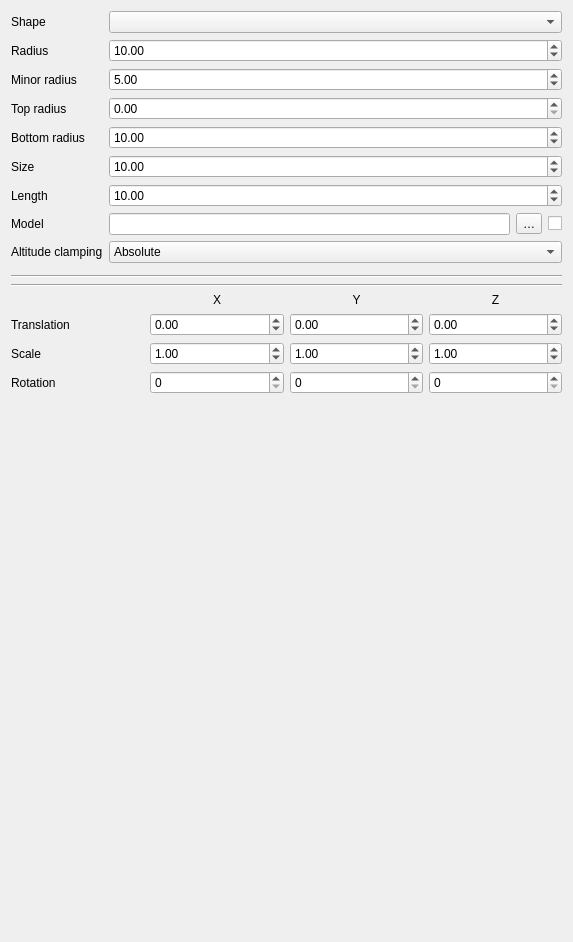
Above: src/ui/3d/point3dsymbolwidget.ui from qgis/QGIS before the change. Below: the same form after it.
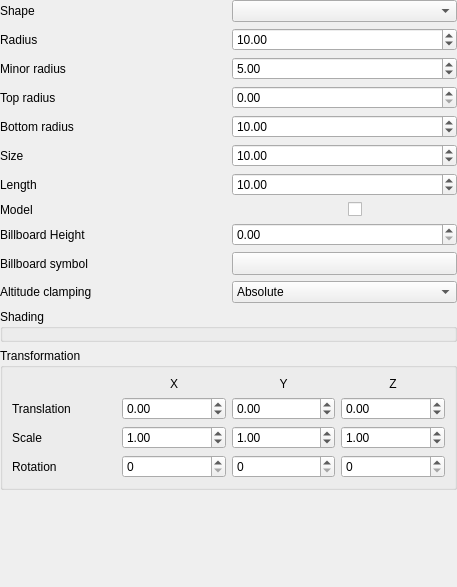
That is the form after the change. Custom widgets are drawn as their Qt base class.

```diff
--- a/src/ui/3d/point3dsymbolwidget.ui
+++ b/src/ui/3d/point3dsymbolwidget.ui
@@ -6,346 +6,396 @@
    <rect>
     <x>0</x>
     <y>0</y>
-    <width>573</width>
-    <height>942</height>
+    <width>457</width>
+    <height>587</height>
    </rect>
   </property>
   <property name="windowTitle">
-   <string>Form</string>
+   <string notr="true">Form</string>
   </property>
   <layout class="QFormLayout" name="formLayout">
-   <item row="0" column="0">
-    <widget class="QLabel" name="label">
-     <property name="text">
-      <string>Shape</string>
+   <property name="margin">
+    <number>0</number>
+   </property>
+   <item row="2" column="0" colspan="2">
+    <widget class="QgsCollapsibleGroupBox" name="transformationWidget">
+     <property name="title">
+      <string>Transformation</string>
      </property>
+     <layout class="QGridLayout" name="gridLayout">
+      <item row="2" column="1">
+       <widget class="QgsDoubleSpinBox" name="spinSX">
+        <property name="minimum">
+         <double>-99999.899999999994179</double>
+        </property>
+        <property name="maximum">
+         <double>99999.899999999994179</double>
+        </property>
+        <property name="value">
+         <double>1.000000000000000</double>
+        </property>
+       </widget>
+      </item>
+      <item row="1" column="3">
+       <widget class="QgsDoubleSpinBox" name="spinTZ">
+        <property name="minimum">
+         <double>-99999.899999999994179</double>
+        </property>
+        <property name="maximum">
+         <double>99999.899999999994179</double>
+        </property>
+       </widget>
+      </item>
+      <item row="1" column="1">
+       <widget class="QgsDoubleSpinBox" name="spinTX">
+        <property name="minimum">
+         <double>-99999.899999999994179</double>
+        </property>
+        <property name="maximum">
+         <double>99999.899999999994179</double>
+        </property>
+       </widget>
+      </item>
+      <item row="0" column="1">
+       <widget class="QLabel" name="label_5">
+        <property name="text">
+         <string>X</string>
+        </property>
+        <property name="alignment">
+         <set>Qt::AlignCenter</set>
+        </property>
+       </widget>
+      </item>
+      <item row="1" column="2">
+       <widget class="QgsDoubleSpinBox" name="spinTY">
+        <property name="minimum">
+         <double>-99999.899999999994179</double>
+        </property>
+        <property name="maximum">
+         <double>99999.899999999994179</double>
+        </property>
+       </widget>
+      </item>
+      <item row="3" column="1">
+       <widget class="QgsDoubleSpinBox" name="spinRX">
+        <property name="decimals">
+         <number>0</number>
+        </property>
+        <property name="maximum">
+         <double>360.000000000000000</double>
+        </property>
+       </widget>
+      </item>
+      <item row="2" column="2">
+       <widget class="QgsDoubleSpinBox" name="spinSY">
+        <property name="minimum">
+         <double>-99999.899999999994179</double>
+        </property>
+        <property name="maximum">
+         <double>99999.899999999994179</double>
+        </property>
+        <property name="value">
+         <double>1.000000000000000</double>
+        </property>
+       </widget>
+      </item>
+      <item row="3" column="3">
+       <widget class="QgsDoubleSpinBox" name="spinRZ">
+        <property name="decimals">
+         <number>0</number>
+        </property>
+        <property name="maximum">
+         <double>360.000000000000000</double>
+        </property>
+       </widget>
+      </item>
+      <item row="3" column="0">
+       <widget class="QLabel" name="label_4">
+        <property name="text">
+         <string>Rotation</string>
+        </property>
+       </widget>
+      </item>
+      <item row="3" column="2">
+       <widget class="QgsDoubleSpinBox" name="spinRY">
+        <property name="decimals">
+         <number>0</number>
+        </property>
+        <property name="maximum">
+         <double>360.000000000000000</double>
+        </property>
+       </widget>
+      </item>
+      <item row="0" column="2">
+       <widget class="QLabel" name="label_6">
+        <property name="text">
+         <string>Y</string>
+        </property>
+        <property name="alignment">
+         <set>Qt::AlignCenter</set>
+        </property>
+       </widget>
+      </item>
+      <item row="2" column="3">
+       <widget class="QgsDoubleSpinBox" name="spinSZ">
+        <property name="minimum">
+         <double>-99999.899999999994179</double>
+        </property>
+        <property name="maximum">
+         <double>99999.899999999994179</double>
+        </property>
+        <property name="value">
+         <double>1.000000000000000</double>
+        </property>
+       </widget>
+      </item>
+      <item row="1" column="0">
+       <widget class="QLabel" name="label_2">
+        <property name="text">
+         <string>Translation</string>
+        </property>
+       </widget>
+      </item>
+      <item row="2" column="0">
+       <widget class="QLabel" name="label_3">
+        <property name="text">
+         <string>Scale</string>
+        </property>
+       </widget>
+      </item>
+      <item row="0" column="3">
+       <widget class="QLabel" name="label_7">
+        <property name="text">
+         <string>Z</string>
+        </property>
+        <property name="alignment">
+         <set>Qt::AlignCenter</set>
+        </property>
+       </widget>
+      </item>
+     </layout>
     </widget>
    </item>
-   <item row="0" column="1">
-    <widget class="QComboBox" name="cboShape"/>
-   </item>
-   <item row="1" column="0">
-    <widget class="QLabel" name="labelRadius">
-     <property name="text">
-      <string>Radius</string>
+   <item row="1" column="0" colspan="2">
+    <widget class="QgsCollapsibleGroupBox" name="materialsGroupBox">
+     <property name="title">
+      <string>Shading</string>
      </property>
-    </widget>
-   </item>
-   <item row="1" column="1">
-    <widget class="QgsDoubleSpinBox" name="spinRadius">
-     <property name="maximum">
-      <double>99999.000000000000000</double>
-     </property>
-     <property name="value">
-      <double>10.000000000000000</double>
-     </property>
-    </widget>
-   </item>
-   <item row="2" column="0">
-    <widget class="QLabel" name="labelMinorRadius">
-     <property name="text">
-      <string>Minor radius</string>
-     </property>
-    </widget>
-   </item>
-   <item row="2" column="1">
-    <widget class="QgsDoubleSpinBox" name="spinMinorRadius">
-     <property name="maximum">
-      <double>99999.000000000000000</double>
-     </property>
-     <property name="value">
-      <double>5.000000000000000</double>
-     </property>
-    </widget>
-   </item>
-   <item row="3" column="0">
-    <widget class="QLabel" name="labelTopRadius">
-     <property name="text">
-      <string>Top radius</string>
-     </property>
-    </widget>
-   </item>
-   <item row="3" column="1">
-    <widget class="QgsDoubleSpinBox" name="spinTopRadius">
-     <property name="maximum">
-      <double>99999.000000000000000</double>
-     </property>
-    </widget>
-   </item>
-   <item row="4" column="0">
-    <widget class="QLabel" name="labelBottomRadius">
-     <property name="text">
-      <string>Bottom radius</string>
-     </property>
-    </widget>
-   </item>
-   <item row="4" column="1">
-    <widget class="QgsDoubleSpinBox" name="spinBottomRadius">
-     <property name="maximum">
-      <double>99999.000000000000000</double>
-     </property>
-     <property name="value">
-      <double>10.000000000000000</double>
-     </property>
-    </widget>
-   </item>
-   <item row="5" column="0">
-    <widget class="QLabel" name="labelSize">
-     <property name="text">
-      <string>Size</string>
-     </property>
-    </widget>
-   </item>
-   <item row="5" column="1">
-    <widget class="QgsDoubleSpinBox" name="spinSize">
-     <property name="maximum">
-      <double>99999.000000000000000</double>
-     </property>
-     <property name="value">
-      <double>10.000000000000000</double>
-     </property>
-    </widget>
-   </item>
-   <item row="6" column="0">
-    <widget class="QLabel" name="labelLength">
-     <property name="text">
-      <string>Length</string>
-     </property>
-    </widget>
-   </item>
-   <item row="6" column="1">
-    <widget class="QgsDoubleSpinBox" name="spinLength">
-     <property name="maximum">
-      <double>99999.000000000000000</double>
-     </property>
-     <property name="value">
-      <double>10.000000000000000</double>
-     </property>
-    </widget>
-   </item>
-   <item row="7" column="0">
-    <widget class="QLabel" name="labelModel">
-     <property name="text">
-      <string>Model</string>
-     </property>
-    </widget>
-   </item>
-   <item row="7" column="1">
-    <layout class="QHBoxLayout" name="horizontalLayout">
-     <item>
-      <widget class="QLineEdit" name="lineEditModel"/>
-     </item>
-     <item>
-      <widget class="QToolButton" name="btnModel">
-       <property name="text">
-        <string>…</string>
-       </property>
-      </widget>
-     </item>
-     <item>
-      <widget class="QCheckBox" name="cbOverwriteMaterial">
-       <property name="toolTip">
-        <string>Overwrite model material</string>
-       </property>
-       <property name="text">
-        <string/>
-       </property>
-      </widget>
-     </item>
-    </layout>
-   </item>
-   <item row="8" column="0">
-    <widget class="QLabel" name="labelAltClamping">
-     <property name="text">
-      <string>Altitude clamping</string>
-     </property>
-    </widget>
-   </item>
-   <item row="8" column="1">
-    <widget class="QComboBox" name="cboAltClamping">
-     <item>
-      <property name="text">
-       <string>Absolute</string>
+     <layout class="QGridLayout" name="shadingGroup">
+      <property name="margin">
+       <number>0</number>
       </property>
-     </item>
-     <item>
-      <property name="text">
-       <string>Relative</string>
-      </property>
-     </item>
-     <item>
-      <property name="text">
-       <string>Terrain</string>
-      </property>
-     </item>
+      <item row="0" column="0">
+       <widget class="QgsMaterialWidget" name="widgetMaterial" native="true">
+        <property name="enabled">
+         <bool>true</bool>
+        </property>
+        <property name="minimumSize">
+         <size>
+          <width>10</width>
+          <height>10</height>
+         </size>
+        </property>
+       </widget>
+      </item>
+     </layout>
     </widget>
    </item>
-   <item row="9" column="0" colspan="2">
-    <widget class="QgsPhongMaterialWidget" name="widgetMaterial" native="true"/>
-   </item>
-   <item row="10" column="0" colspan="2">
-    <widget class="Line" name="line">
-     <property name="orientation">
-      <enum>Qt::Horizontal</enum>
+   <item row="0" column="0" colspan="2">
+    <layout class="QGridLayout" name="gridLayout_2">
+     <property name="verticalSpacing">
+      <number>6</number>
      </property>
-    </widget>
-   </item>
-   <item row="11" column="0" colspan="2">
-    <widget class="Line" name="line_2">
-     <property name="orientation">
-      <enum>Qt::Horizontal</enum>
-     </property>
-    </widget>
-   </item>
-   <item row="12" column="0" colspan="2">
-    <layout class="QGridLayout" name="gridLayout">
-     <item row="0" column="1">
-      <widget class="QLabel" name="label_5">
-       <property name="text">
-        <string>X</string>
-       </property>
-       <property name="alignment">
-        <set>Qt::AlignCenter</set>
-       </property>
-      </widget>
-     </item>
-     <item row="0" column="2">
-      <widget class="QLabel" name="label_6">
-       <property name="text">
-        <string>Y</string>
-       </property>
-       <property name="alignment">
-        <set>Qt::AlignCenter</set>
-       </property>
-      </widget>
-     </item>
-     <item row="0" column="3">
-      <widget class="QLabel" name="label_7">
-       <property name="text">
-        <string>Z</string>
-       </property>
-       <property name="alignment">
-        <set>Qt::AlignCenter</set>
-       </property>
-      </widget>
-     </item>
-     <item row="1" column="0">
-      <widget class="QLabel" name="label_2">
-       <property name="text">
-        <string>Translation</string>
-       </property>
-      </widget>
-     </item>
      <item row="1" column="1">
-      <widget class="QgsDoubleSpinBox" name="spinTX">
-       <property name="minimum">
-        <double>-99999.900000000000006</double>
-       </property>
+      <widget class="QgsDoubleSpinBox" name="spinRadius">
        <property name="maximum">
-        <double>99999.900000000000006</double>
+        <double>99999.000000000000000</double>
        </property>
+       <property name="value">
+        <double>10.000000000000000</double>
+       </property>
       </widget>
      </item>
-     <item row="1" column="2">
-      <widget class="QgsDoubleSpinBox" name="spinTY">
-       <property name="minimum">
-        <double>-99999.900000000000006</double>
+     <item row="10" column="1">
+      <widget class="QComboBox" name="cboAltClamping">
+       <item>
+        <property name="text">
+         <string>Absolute</string>
+        </property>
+       </item>
+       <item>
+        <property name="text">
+         <string>Relative</string>
+        </property>
+       </item>
+       <item>
+        <property name="text">
+         <string>Terrain</string>
+        </property>
+       </item>
+      </widget>
+     </item>
+     <item row="7" column="1">
+      <layout class="QHBoxLayout" name="horizontalLayout">
+       <item>
+        <widget class="Qgs3DModelSourceLineEdit" name="lineEditModel"/>
+       </item>
+       <item>
+        <widget class="QCheckBox" name="cbOverwriteMaterial">
+         <property name="toolTip">
+          <string>Overwrite model material</string>
+         </property>
+         <property name="text">
+          <string/>
+         </property>
+        </widget>
+       </item>
+      </layout>
+     </item>
+     <item row="1" column="0">
+      <widget class="QLabel" name="labelRadius">
+       <property name="text">
+        <string>Radius</string>
        </property>
+      </widget>
+     </item>
+     <item row="4" column="0">
+      <widget class="QLabel" name="labelBottomRadius">
+       <property name="text">
+        <string>Bottom radius</string>
+       </property>
+      </widget>
+     </item>
+     <item row="5" column="1">
+      <widget class="QgsDoubleSpinBox" name="spinSize">
        <property name="maximum">
-        <double>99999.900000000000006</double>
+        <double>99999.000000000000000</double>
        </property>
+       <property name="value">
+        <double>10.000000000000000</double>
+       </property>
       </widget>
      </item>
-     <item row="1" column="3">
-      <widget class="QgsDoubleSpinBox" name="spinTZ">
-       <property name="minimum">
-        <double>-99999.900000000000006</double>
+     <item row="7" column="0">
+      <widget class="QLabel" name="labelModel">
+       <property name="text">
+        <string>Model</string>
        </property>
+      </widget>
+     </item>
+     <item row="3" column="1">
+      <widget class="QgsDoubleSpinBox" name="spinTopRadius">
        <property name="maximum">
-        <double>99999.900000000000006</double>
+        <double>99999.000000000000000</double>
        </property>
       </widget>
      </item>
-     <item row="2" column="0">
-      <widget class="QLabel" name="label_3">
+     <item row="8" column="1">
+      <widget class="QDoubleSpinBox" name="spinBillboardHeight">
+       <property name="maximum">
+        <double>99999.000000000000000</double>
+       </property>
+      </widget>
+     </item>
+     <item row="9" column="0">
+      <widget class="QLabel" name="labelBillboardSymbol">
        <property name="text">
-        <string>Scale</string>
+        <string>Billboard symbol</string>
        </property>
       </widget>
      </item>
      <item row="2" column="1">
-      <widget class="QgsDoubleSpinBox" name="spinSX">
-       <property name="minimum">
-        <double>-99999.900000000000006</double>
-       </property>
+      <widget class="QgsDoubleSpinBox" name="spinMinorRadius">
        <property name="maximum">
-        <double>99999.900000000000006</double>
+        <double>99999.000000000000000</double>
        </property>
        <property name="value">
-        <double>1.000000000000000</double>
+        <double>5.000000000000000</double>
        </property>
       </widget>
      </item>
-     <item row="2" column="2">
-      <widget class="QgsDoubleSpinBox" name="spinSY">
-       <property name="minimum">
-        <double>-99999.900000000000006</double>
+     <item row="8" column="0">
+      <widget class="QLabel" name="labelBillboardHeight">
+       <property name="text">
+        <string>Billboard Height</string>
        </property>
-       <property name="maximum">
-        <double>99999.900000000000006</double>
+      </widget>
+     </item>
+     <item row="5" column="0">
+      <widget class="QLabel" name="labelSize">
+       <property name="text">
+        <string>Size</string>
        </property>
-       <property name="value">
-        <double>1.000000000000000</double>
+      </widget>
+     </item>
+     <item row="9" column="1">
+      <widget class="QgsSymbolButton" name="btnChangeSymbol">
+       <property name="sizePolicy">
+        <sizepolicy hsizetype="Preferred" vsizetype="Fixed">
+         <horstretch>0</horstretch>
+         <verstretch>0</verstretch>
+        </sizepolicy>
        </property>
+       <property name="text">
+        <string/>
+       </property>
       </widget>
      </item>
-     <item row="2" column="3">
-      <widget class="QgsDoubleSpinBox" name="spinSZ">
-       <property name="minimum">
-        <double>-99999.900000000000006</double>
+     <item row="2" column="0">
+      <widget class="QLabel" name="labelMinorRadius">
+       <property name="text">
+        <string>Minor radius</string>
        </property>
+      </widget>
+     </item>
+     <item row="0" column="1">
+      <widget class="QComboBox" name="cboShape"/>
+     </item>
+     <item row="4" column="1">
+      <widget class="QgsDoubleSpinBox" name="spinBottomRadius">
        <property name="maximum">
-        <double>99999.900000000000006</double>
+        <double>99999.000000000000000</double>
        </property>
        <property name="value">
-        <double>1.000000000000000</double>
+        <double>10.000000000000000</double>
        </property>
       </widget>
      </item>
      <item row="3" column="0">
-      <widget class="QLabel" name="label_4">
+      <widget class="QLabel" name="labelTopRadius">
        <property name="text">
-        <string>Rotation</string>
+        <string>Top radius</string>
        </property>
       </widget>
      </item>
-     <item row="3" column="1">
-      <widget class="QgsDoubleSpinBox" name="spinRX">
-       <property name="decimals">
-        <number>0</number>
+     <item row="0" column="0">
+      <widget class="QLabel" name="label">
+       <property name="text">
+        <string>Shape</string>
        </property>
-       <property name="maximum">
-        <double>360.000000000000000</double>
-       </property>
       </widget>
      </item>
-     <item row="3" column="2">
-      <widget class="QgsDoubleSpinBox" name="spinRY">
-       <property name="decimals">
-        <number>0</number>
-       </property>
+     <item row="6" column="1">
+      <widget class="QgsDoubleSpinBox" name="spinLength">
        <property name="maximum">
-        <double>360.000000000000000</double>
+        <double>99999.000000000000000</double>
        </property>
+       <property name="value">
+        <double>10.000000000000000</double>
+       </property>
       </widget>
      </item>
-     <item row="3" column="3">
-      <widget class="QgsDoubleSpinBox" name="spinRZ">
-       <property name="decimals">
-        <number>0</number>
+     <item row="10" column="0">
+      <widget class="QLabel" name="labelAltClamping">
+       <property name="text">
+        <string>Altitude clamping</string>
        </property>
-       <property name="maximum">
-        <double>360.000000000000000</double>
+      </widget>
+     </item>
+     <item row="6" column="0">
+      <widget class="QLabel" name="labelLength">
+       <property name="text">
+        <string>Length</string>
        </property>
       </widget>
      </item>
@@ -355,9 +405,15 @@
  </widget>
  <customwidgets>
   <customwidget>
-   <class>QgsPhongMaterialWidget</class>
+   <class>Qgs3DModelSourceLineEdit</class>
    <extends>QWidget</extends>
-   <header>qgsphongmaterialwidget.h</header>
+   <header>qgs3dmodelsourcelineedit.h</header>
+   <container>1</container>
+  </customwidget>
+  <customwidget>
+   <class>QgsMaterialWidget</class>
+   <extends>QWidget</extends>
+   <header>qgsmaterialwidget.h</header>
    <container>1</container>
   </customwidget>
   <customwidget>
@@ -365,14 +421,31 @@
    <extends>QDoubleSpinBox</extends>
    <header>qgsdoublespinbox.h</header>
   </customwidget>
+  <customwidget>
+   <class>QgsSymbolButton</class>
+   <extends>QToolButton</extends>
+   <header>qgssymbolbutton.h</header>
+  </customwidget>
+  <customwidget>
+   <class>QgsCollapsibleGroupBox</class>
+   <extends>QGroupBox</extends>
+   <header>qgscollapsiblegroupbox.h</header>
+   <container>1</container>
+  </customwidget>
  </customwidgets>
  <tabstops>
+  <tabstop>cboShape</tabstop>
   <tabstop>spinRadius</tabstop>
   <tabstop>spinMinorRadius</tabstop>
   <tabstop>spinTopRadius</tabstop>
   <tabstop>spinBottomRadius</tabstop>
   <tabstop>spinSize</tabstop>
   <tabstop>spinLength</tabstop>
+  <tabstop>lineEditModel</tabstop>
+  <tabstop>cbOverwriteMaterial</tabstop>
+  <tabstop>spinBillboardHeight</tabstop>
+  <tabstop>btnChangeSymbol</tabstop>
+  <tabstop>cboAltClamping</tabstop>
   <tabstop>spinTX</tabstop>
   <tabstop>spinTY</tabstop>
   <tabstop>spinTZ</tabstop>
```
